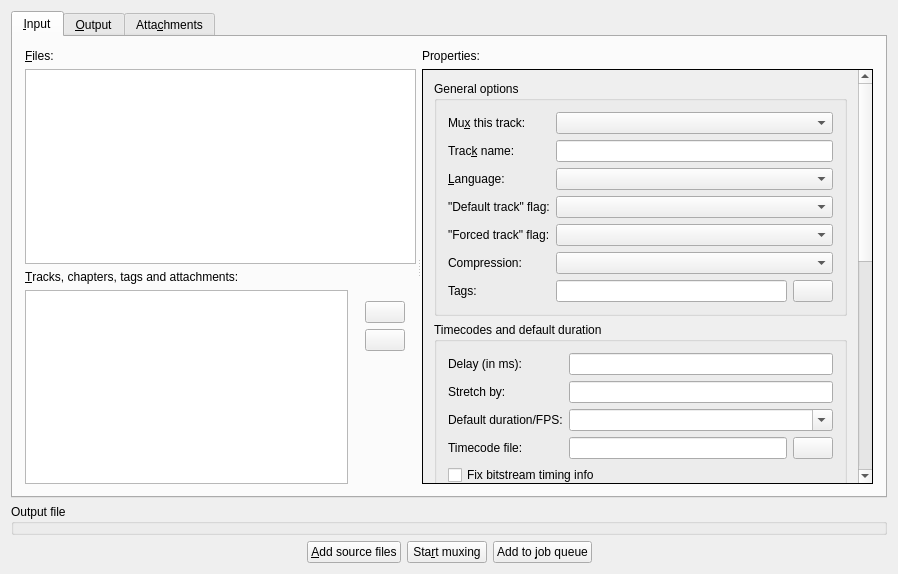
This is src/mkvtoolnix-gui/forms/merge/tab.ui in jpsdr/MKVToolnix-Windows-7 as Qt 5 draws it before an edit. The edited form follows.
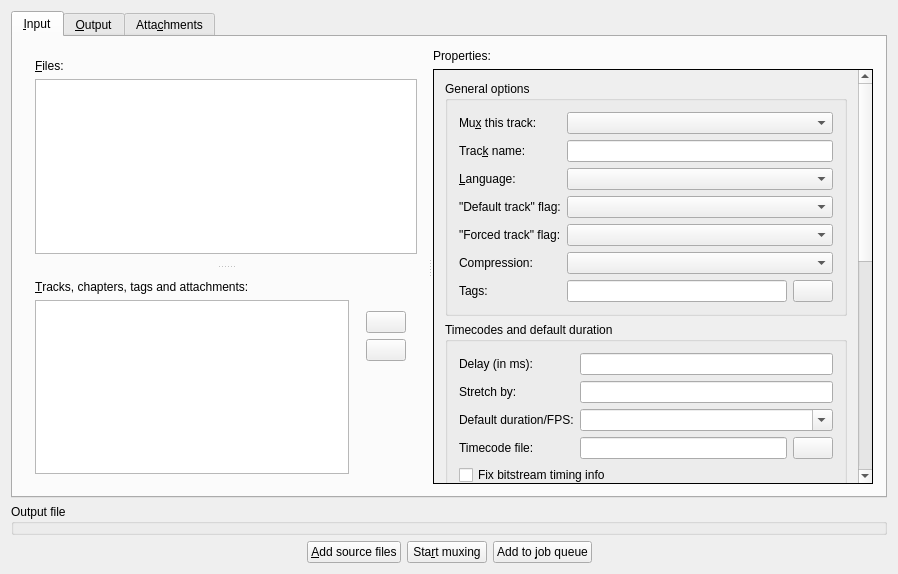
This is the edited form. Icons and pictures are not drawn. Custom widgets are drawn as their Qt base class.

Commit message: GUI: merge: re-add the splitter between files/tracks

What changed in the file:
```diff
--- a/src/mkvtoolnix-gui/forms/merge/tab.ui
+++ b/src/mkvtoolnix-gui/forms/merge/tab.ui
@@ -48,20 +48,16 @@
           <property name="childrenCollapsible">
            <bool>false</bool>
           </property>
-          <widget class="QWidget" name="wFilesTracks" native="true">
+          <widget class="QWidget" name="">
+           <property name="geometry">
+            <rect>
+             <x>1</x>
+             <y>1</y>
+             <width>372</width>
+             <height>217</height>
+            </rect>
+           </property>
            <layout class="QVBoxLayout" name="verticalLayout">
-            <property name="leftMargin">
-             <number>1</number>
-            </property>
-            <property name="topMargin">
-             <number>1</number>
-            </property>
-            <property name="rightMargin">
-             <number>1</number>
-            </property>
-            <property name="bottomMargin">
-             <number>1</number>
-            </property>
             <item>
              <widget class="QLabel" name="filesLabel">
               <property name="text">
@@ -106,6 +102,18 @@
               </property>
              </widget>
             </item>
+           </layout>
+          </widget>
+          <widget class="QWidget" name="">
+           <property name="geometry">
+            <rect>
+             <x>1</x>
+             <y>229</y>
+             <width>314</width>
+             <height>219</height>
+            </rect>
+           </property>
+           <layout class="QVBoxLayout" name="verticalLayout_5">
             <item>
              <widget class="QLabel" name="tracksLabel">
               <property name="text">
```
Left out of the diff: 4 changed lines with no effect on the pictures.
